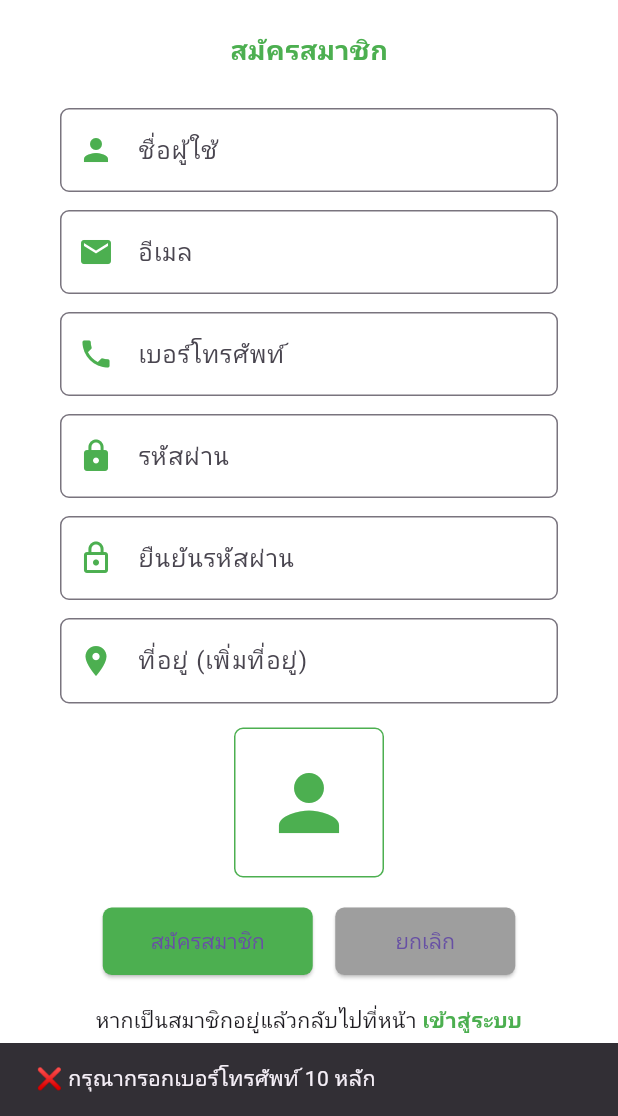
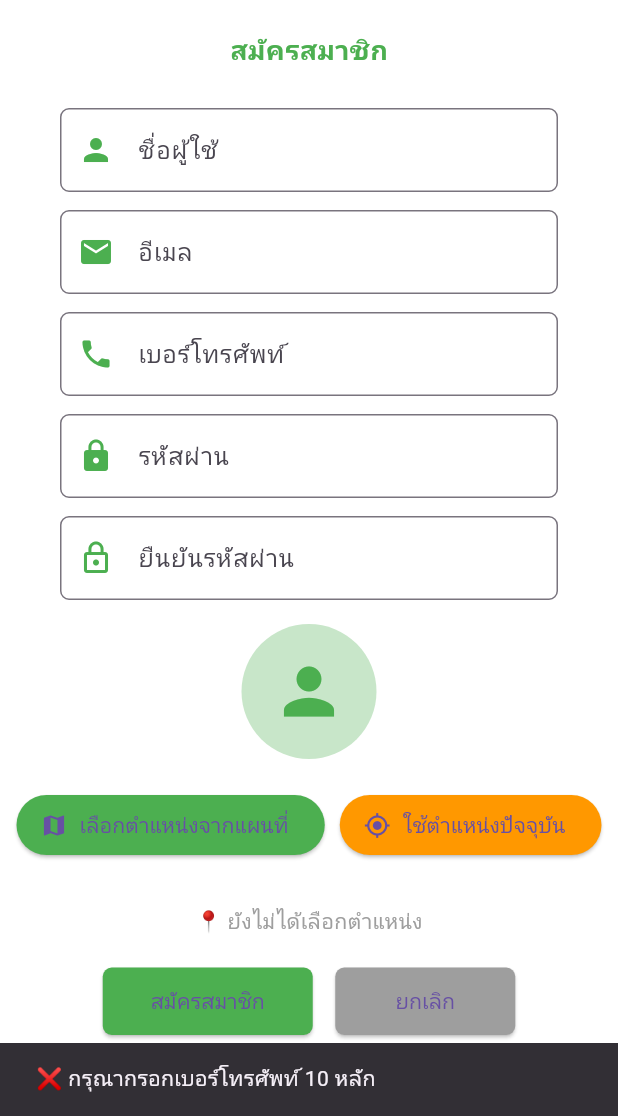
Before and after one commit to Chakhieyw/delivery_frontend, a Flutter app: the RegisterUserPage screen opened directly, after a tap on "สมัครสมาชิก", on a phone screen of 412 x 824 dp, the part 120-1236 px from its top. Run offline on Flutter 3.47's test engine with Material 3 defaults, Android fonts, the light colour scheme and no system bars; our stand-ins replace cloud_firestore, firebase_auth, firebase_core, firebase_storage, flutter_map, geolocator and 2 more; accounts and stored records are empty.

Commit message:
เพิ่มการใช้ gps

```diff
--- a/lib/page/registeruser.dart
+++ b/lib/page/registeruser.dart
@@ -5,7 +5,11 @@ import 'package:image_picker/image_picker.dart';
 import 'package:firebase_auth/firebase_auth.dart';
 import 'package:cloud_firestore/cloud_firestore.dart';
 import 'package:firebase_storage/firebase_storage.dart';
+import 'package:flutter_map/flutter_map.dart';
+import 'package:latlong2/latlong.dart';
+import 'package:geolocator/geolocator.dart';
 import 'package:delivery_frontend/page/login_user.dart';
+import 'package:delivery_frontend/page/MapPickerPage.dart';
 
 class RegisterUserPage extends StatefulWidget {
   const RegisterUserPage({super.key});
@@ -24,25 +28,64 @@ class _RegisterUserPageState extends State<RegisterUserPage> {
 
   File? _imageFile;
   bool _loading = false;
+  LatLng? _selectedPosition;
 
-  /// 📌 เลือกรูปจาก Gallery
+  final String _apiKey = "YOUR_THUNDERFOREST_API_KEY"; // ใส่ key ที่ได้มาที่นี่
+
+  /// ✅ เลือกรูปจาก Gallery
   Future<void> _pickImage() async {
     final picked = await ImagePicker().pickImage(source: ImageSource.gallery);
-    if (picked != null) {
+    if (picked != null) setState(() => _imageFile = File(picked.path));
+  }
+
+  /// ✅ ดึงตำแหน่งปัจจุบัน
+  Future<void> _getCurrentLocation() async {
+    try {
+      LocationPermission permission = await Geolocator.requestPermission();
+      if (permission == LocationPermission.denied ||
+          permission == LocationPermission.deniedForever) {
+        ScaffoldMessenger.of(context).showSnackBar(
+          const SnackBar(content: Text("❌ กรุณาอนุญาตให้เข้าถึงตำแหน่ง")),
+        );
+        return;
+      }
+
+      Position pos = await Geolocator.getCurrentPosition(
+        desiredAccuracy: LocationAccuracy.high,
+      );
+
       setState(() {
-        _imageFile = File(picked.path);
+        _selectedPosition = LatLng(pos.latitude, pos.longitude);
       });
-      debugPrint("📌 เลือกรูป path = ${picked.path}");
-      debugPrint("📌 exists = ${_imageFile!.existsSync()}");
-      if (_imageFile!.existsSync()) {
-        debugPrint("📌 file size = ${_imageFile!.lengthSync()} bytes");
-      }
-    } else {
-      debugPrint("⚠️ ไม่ได้เลือกรูป");
+
+      ScaffoldMessenger.of(context).showSnackBar(
+        SnackBar(
+            content:
+                Text("📍 พิกัดปัจจุบัน: ${pos.latitude}, ${pos.longitude}")),
+      );
+    } catch (e) {
+      ScaffoldMessenger.of(context).showSnackBar(
+        SnackBar(content: Text("⚠️ ไม่สามารถดึงตำแหน่งได้: $e")),
+      );
     }
   }
 
-  /// 📌 สมัครสมาชิก
+  /// ✅ เปิดหน้าเลือกตำแหน่งบนแผนที่
+  Future<void> _openMapPicker() async {
+    await Navigator.push(
+      context,
+      MaterialPageRoute(
+        builder: (_) => MapPickerPage(
+          apiKey: _apiKey,
+          onPositionSelected: (pos) {
+            setState(() => _selectedPosition = pos);
+          },
+        ),
+      ),
+    );
+  }
+
+  /// ✅ สมัครสมาชิก
   Future<void> _register() async {
     if (_passwordCtl.text != _confirmCtl.text) {
       ScaffoldMessenger.of(context).showSnackBar(
@@ -64,38 +107,28 @@ class _RegisterUserPageState extends State<RegisterUserPage> {
       final email = _emailCtl.text.trim();
       final password = _passwordCtl.text.trim();
 
-      // ✅ สมัคร Firebase Auth
       UserCredential user = await FirebaseAuth.instance
           .createUserWithEmailAndPassword(email: email, password: password);
 
-      debugPrint("📌 สมัครสำเร็จ uid=${user.user!.uid}");
+      String? imageUrl;
 
-      // ✅ อัปโหลดรูปไป Firebase Storage
-      String? imageUrl;
       if (_imageFile != null) {
         try {
           final ref = FirebaseStorage.instance
               .ref()
-              .child("user_images")
-              .child("${user.user!.uid}.jpg");
-
-          debugPrint("📌 เริ่มอัปโหลดไฟล์: ${_imageFile!.path}");
-          final bytes = await _imageFile!.readAsBytes();
-          debugPrint("📌 bytes length = ${bytes.length}");
-
-          final uploadTask = await ref.putData(bytes);
-          debugPrint("📌 Upload สำเร็จ: ${uploadTask.metadata?.fullPath}");
-
+              .child("user_images/${user.user!.uid}.jpg");
+          await ref.putFile(_imageFile!);
           imageUrl = await ref.getDownloadURL();
-          debugPrint("📌 imageUrl: $imageUrl");
         } catch (e) {
-          debugPrint("🔥 Upload Error: $e");
+          debugPrint("🔥 Upload error: $e");
+          imageUrl = null;
         }
       } else {
-        debugPrint("⚠️ ไม่มีการเลือกรูป");
+        // 🔹 ถ้าไม่มีรูป ให้ใช้ภาพโปรไฟล์เริ่มต้นจาก URL หรือ assets
+        imageUrl =
+            "https://firebasestorage.googleapis.com/v0/b/YOUR_PROJECT_ID.appspot.com/o/defaults%2Fdefault_user.png?alt=media";
       }
 
-      // ✅ บันทึกข้อมูลลง Firestore
       await FirebaseFirestore.instance
           .collection("users")
           .doc(user.user!.uid)
@@ -107,6 +140,10 @@ class _RegisterUserPageState extends State<RegisterUserPage> {
         "role": "user",
         "imageUrl": imageUrl ?? "",
         "password": _passwordCtl.text.trim(),
+        "location": {
+          "lat": _selectedPosition?.latitude,
+          "lng": _selectedPosition?.longitude,
+        },
         "createdAt": FieldValue.serverTimestamp(),
       });
 
@@ -118,17 +155,7 @@ class _RegisterUserPageState extends State<RegisterUserPage> {
         context,
         MaterialPageRoute(builder: (_) => const LoginUserPage()),
       );
-    } on FirebaseAuthException catch (e) {
-      String msg = "เกิดข้อผิดพลาด";
-      if (e.code == 'email-already-in-use') {
-        msg = "❌ อีเมลนี้ถูกใช้แล้ว";
-      } else if (e.code == 'weak-password') {
-        msg = "❌ รหัสผ่านต้องมีอย่างน้อย 6 ตัวอักษร";
-      }
-      debugPrint("🔥 FirebaseAuth Error: ${e.code}");
-      ScaffoldMessenger.of(context).showSnackBar(SnackBar(content: Text(msg)));
     } catch (e) {
-      debugPrint("🔥 Error ตอนสมัคร: $e");
       ScaffoldMessenger.of(context).showSnackBar(
         SnackBar(content: Text("Error: $e")),
       );
@@ -145,68 +172,113 @@ class _RegisterUserPageState extends State<RegisterUserPage> {
         child: SingleChildScrollView(
           child: Column(
             children: [
-              // Header
               Container(
                 height: 80,
-                width: double.infinity,
                 color: Colors.green,
                 alignment: Alignment.center,
-                child: const Text(
-                  "Delivery AppT&K",
+                child: const Text("Delivery AppT&K",
                     style: TextStyle(
                         color: Colors.white,
                         fontSize: 22,
-                    fontWeight: FontWeight.bold,
+                        fontWeight: FontWeight.bold)),
               ),
-                ),
-              ),
-
               const SizedBox(height: 20),
-
-              const Text(
-                "สมัครสมาชิก",
+              const Text("สมัครสมาชิก",
                   style: TextStyle(
                       fontSize: 18,
                       fontWeight: FontWeight.bold,
-                  color: Colors.green,
-                ),
-              ),
-
+                      color: Colors.green)),
               const SizedBox(height: 20),
-
               _buildTextField(_nameCtl, Icons.person, "ชื่อผู้ใช้", false),
               _buildTextField(_emailCtl, Icons.email, "อีเมล", false),
               _buildPhoneField(),
               _buildTextField(_passwordCtl, Icons.lock, "รหัสผ่าน", true),
               _buildTextField(
                   _confirmCtl, Icons.lock_outline, "ยืนยันรหัสผ่าน", true),
-              _buildTextField(_addressCtl, Icons.location_on,
-                  "ที่อยู่ (เพิ่มที่อยู่)", false),
 
               const SizedBox(height: 10),
-
-              // รูปโปรไฟล์
               GestureDetector(
                 onTap: _pickImage,
-                child: Container(
-                  width: 100,
-                  height: 100,
-                  decoration: BoxDecoration(
-                    border: Border.all(color: Colors.green),
-                    borderRadius: BorderRadius.circular(6),
-                  ),
-                  child: _imageFile != null
-                      ? ClipRRect(
-                          borderRadius: BorderRadius.circular(6),
-                          child: Image.file(_imageFile!, fit: BoxFit.cover),
-                        )
-                      : const Icon(Icons.person, size: 60, color: Colors.green),
+                child: CircleAvatar(
+                  radius: 45,
+                  backgroundColor: Colors.green.shade100,
+                  backgroundImage:
+                      _imageFile != null ? FileImage(_imageFile!) : null,
+                  child: _imageFile == null
+                      ? const Icon(Icons.person, color: Colors.green, size: 50)
+                      : null,
                 ),
               ),
 
               const SizedBox(height: 20),
 
-              // ปุ่มสมัคร + ยกเลิก
+              // ปุ่มเลือกตำแหน่ง
+              Row(
+                mainAxisAlignment: MainAxisAlignment.center,
+                children: [
+                  ElevatedButton.icon(
+                    onPressed: _openMapPicker,
+                    icon: const Icon(Icons.map),
+                    label: const Text("เลือกตำแหน่งจากแผนที่"),
+                    style:
+                        ElevatedButton.styleFrom(backgroundColor: Colors.green),
+                  ),
+                  const SizedBox(width: 10),
+                  ElevatedButton.icon(
+                    onPressed: _getCurrentLocation,
+                    icon: const Icon(Icons.my_location),
+                    label: const Text("ใช้ตำแหน่งปัจจุบัน"),
+                    style: ElevatedButton.styleFrom(
+                        backgroundColor: Colors.orange),
+                  ),
+                ],
+              ),
+
+              const SizedBox(height: 10),
+
+              // แสดง mini map
+              if (_selectedPosition != null) ...[
+                Text(
+                  "พิกัดที่เลือก: ${_selectedPosition!.latitude.toStringAsFixed(5)}, ${_selectedPosition!.longitude.toStringAsFixed(5)}",
+                  style: const TextStyle(color: Colors.black54),
+                ),
+                SizedBox(
+                  height: 200,
+                  width: 340,
+                  child: FlutterMap(
+                    options: MapOptions(
+                      initialCenter: _selectedPosition!,
+                      initialZoom: 15,
+                    ),
+                    children: [
+                      TileLayer(
+                        urlTemplate:
+                            'https://tile.thunderforest.com/atlas/{z}/{x}/{y}.png?apikey=12183dd51e894a75b97d6786c14a83ac',
+                        userAgentPackageName: 'com.example.delivery_frontend',
+                      ),
+                      MarkerLayer(
+                        markers: [
+                          Marker(
+                            width: 60,
+                            height: 60,
+                            point: _selectedPosition!,
+                            child: const Icon(Icons.location_pin,
+                                color: Colors.red, size: 45),
+                          ),
+                        ],
+                      ),
+                    ],
+                  ),
+                ),
+              ] else ...[
+                const SizedBox(height: 20),
+                const Text(
+                  "📍 ยังไม่ได้เลือกตำแหน่ง",
+                  style: TextStyle(color: Colors.grey),
+                ),
+              ],
+
+              const SizedBox(height: 20),
               Row(
                 mainAxisAlignment: MainAxisAlignment.center,
                 children: [
@@ -231,7 +303,13 @@ class _RegisterUserPageState extends State<RegisterUserPage> {
                     width: 120,
                     height: 45,
                     child: ElevatedButton(
-                      onPressed: () => Navigator.pop(context),
+                      onPressed: () {
+                        Navigator.pushReplacement(
+                          context,
+                          MaterialPageRoute(
+                              builder: (_) => const LoginUserPage()),
+                        );
+                      },
                       style: ElevatedButton.styleFrom(
                         backgroundColor: Colors.grey,
                         shape: RoundedRectangleBorder(
@@ -244,34 +322,7 @@ class _RegisterUserPageState extends State<RegisterUserPage> {
                 ],
               ),
 
-              const SizedBox(height: 20),
-
-              // ลิงก์เข้าสู่ระบบ
-              Row(
-                mainAxisAlignment: MainAxisAlignment.center,
-                children: [
-                  const Text("หากเป็นสมาชิกอยู่แล้วกลับไปที่หน้า "),
-                  GestureDetector(
-                    onTap: () => Navigator.pop(context),
-                    child: const Text(
-                      "เข้าสู่ระบบ",
-                      style: TextStyle(
-                        color: Colors.green,
-                        fontWeight: FontWeight.bold,
-                      ),
-                    ),
-                  ),
-                ],
-              ),
-
-              const SizedBox(height: 20),
-
-              // Footer
-              Container(
-                height: 40,
-                width: double.infinity,
-                color: Colors.green,
-              ),
+              const SizedBox(height: 30),
             ],
           ),
         ),
@@ -289,10 +340,7 @@ class _RegisterUserPageState extends State<RegisterUserPage> {
         decoration: InputDecoration(
           prefixIcon: Icon(icon, color: Colors.green),
           hintText: hint,
-          border: OutlineInputBorder(
-            borderRadius: BorderRadius.circular(6),
-            borderSide: const BorderSide(color: Colors.green),
-          ),
+          border: OutlineInputBorder(borderRadius: BorderRadius.circular(6)),
           focusedBorder: OutlineInputBorder(
             borderRadius: BorderRadius.circular(6),
             borderSide: const BorderSide(color: Colors.green, width: 2),
@@ -315,10 +363,7 @@ class _RegisterUserPageState extends State<RegisterUserPage> {
         decoration: InputDecoration(
           prefixIcon: const Icon(Icons.phone, color: Colors.green),
           hintText: "เบอร์โทรศัพท์",
-          border: OutlineInputBorder(
-            borderRadius: BorderRadius.circular(6),
-            borderSide: const BorderSide(color: Colors.green),
-          ),
+          border: OutlineInputBorder(borderRadius: BorderRadius.circular(6)),
           focusedBorder: OutlineInputBorder(
             borderRadius: BorderRadius.circular(6),
             borderSide: const BorderSide(color: Colors.green, width: 2),
```
Also changed, not shown: lib/page/MapPickerPage.dart (added, +74 -0 lines). Lines whose indentation alone changed are shown as unchanged.
